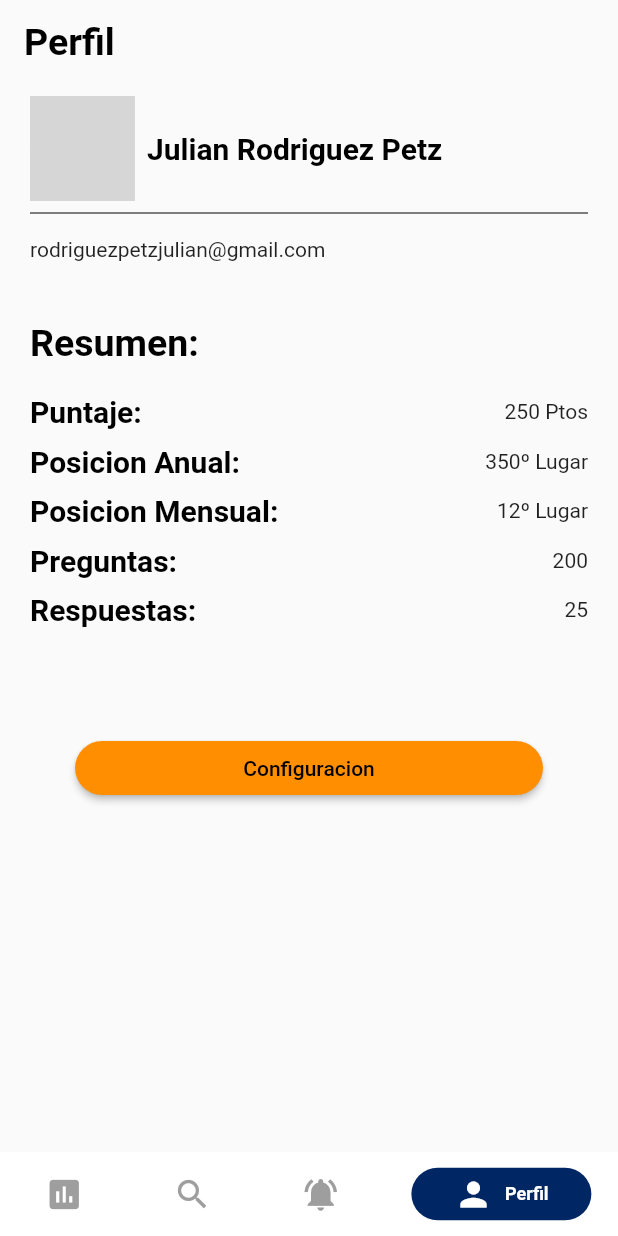
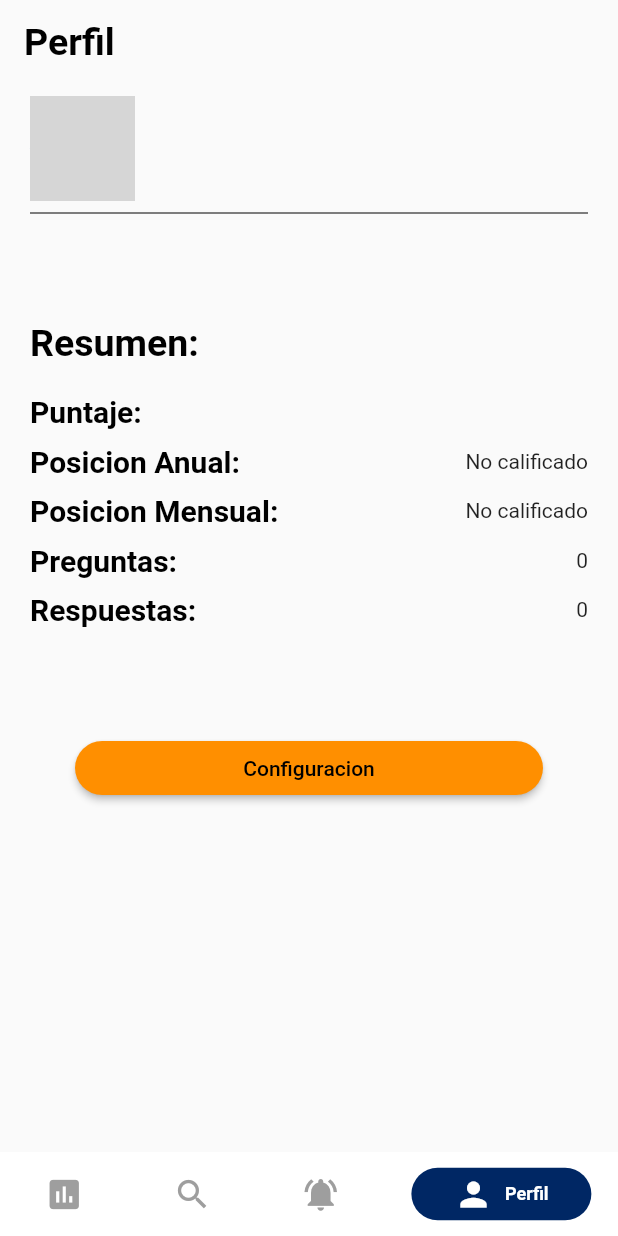
Before and after one commit to JulianRP-2108/preg_res, a Flutter app: the screen it shows once a user with an empty profile is signed in, item 4 of the bottom bar chosen, on a phone screen of 412 x 824 dp. Run offline on Flutter 3.47's test engine with Material 2 defaults, Android fonts, the phone set to English and light mode, and no system bars; drawn by our look-alikes of persistent_bottom_nav_bar; our stand-ins replace cloud_firestore, firebase_auth, firebase_core, firebase_storage, image_picker; missing offline and left inert: flappy_search_bar; accounts and stored records are empty; network calls fail; statements that could not run were skipped; grey boxes are pictures that could not be loaded.

Commit message:
Mejorada la pantalla de perfil

```diff
--- a/preg_respuestas/lib/layouts/PerfilPage.dart
+++ b/preg_respuestas/lib/layouts/PerfilPage.dart
@@ -81,6 +81,7 @@ class _PerfilPageState extends State<PerfilPage> {
             padding: const EdgeInsets.only(right: 8.0),
             child: GestureDetector(
               onTap: () {
+                //TODO: HACER CON UN TOAST COMO EN LA PREGUNTA
                 showDialog(
                     barrierDismissible: true,
                     context: context,
@@ -91,14 +92,16 @@ class _PerfilPageState extends State<PerfilPage> {
               child: CircleAvatar(
                 radius: 35.0,
                 //backgroundImage: NetworkImage(widget.usuario.profileImage),
-                backgroundImage: NetworkImage(""),
+                backgroundImage: Usuario.getProfileImage() != ""
+                    ? NetworkImage(Usuario.getProfileImage())
+                    : NetworkImage(
+                        ""), //TODO: SE PUEDE PONER UN ASSET QUE SEA LA IMAGEN DE PERFIL
               ),
             ),
           ),
           Expanded(
               child: Text(
-            "Julian Rodriguez Petz",
-            //widget.usuario.nombre + " " + widget.usuario.apellido,
+            Usuario.getNombre() + " " + Usuario.getApellido(),
             style: this.subtitulo,
           )),
         ],
@@ -112,8 +115,7 @@ class _PerfilPageState extends State<PerfilPage> {
       child: Column(
         crossAxisAlignment: CrossAxisAlignment.start,
         children: [
-          Text("rodriguezpetzjulian@gmail.com"),
-          //Text(widget.usuario.email),
+          Text(Usuario.getEmail()),
           Padding(
             padding: EdgeInsets.only(top: 40.0, bottom: 20.0),
             child: Text(
@@ -132,7 +134,9 @@ class _PerfilPageState extends State<PerfilPage> {
                 "Puntaje: ",
                 style: this.subtitulo,
               ),
-              Text("250 Ptos")
+              Text(Usuario.getPuntaje() == null
+                  ? ""
+                  : Usuario.getPuntaje().toString() + " Ptos")
             ],
           ),
           SizedBox(height: 10.0),
@@ -144,7 +148,9 @@ class _PerfilPageState extends State<PerfilPage> {
                 "Posicion Anual: ",
                 style: this.subtitulo,
               ),
-              Text("350º Lugar")
+              Text(Usuario.getPosAnual() == null || Usuario.getPosAnual() == 0
+                  ? "No calificado"
+                  : Usuario.getPosAnual().toString() + "º Lugar")
             ],
           ),
           SizedBox(height: 10.0),
@@ -156,7 +162,10 @@ class _PerfilPageState extends State<PerfilPage> {
                 "Posicion Mensual: ",
                 style: this.subtitulo,
               ),
-              Text("12º Lugar")
+              Text(Usuario.getPosMensual() == null ||
+                      Usuario.getPosMensual() == 0
+                  ? "No calificado"
+                  : Usuario.getPosMensual().toString() + "º Lugar")
             ],
           ),
           SizedBox(height: 10.0),
@@ -169,7 +178,9 @@ class _PerfilPageState extends State<PerfilPage> {
                 style: this.subtitulo,
               ),
               Text(
-                "200",
+                Usuario.getPreguntas() == null
+                    ? "0"
+                    : Usuario.getPreguntas().toString(),
                 overflow: TextOverflow.fade,
               )
             ],
@@ -183,7 +194,9 @@ class _PerfilPageState extends State<PerfilPage> {
                 "Respuestas: ",
                 style: this.subtitulo,
               ),
-              Text("25")
+              Text(Usuario.getRespuestas() == null
+                  ? "0"
+                  : Usuario.getRespuestas().toString())
             ],
           ),
         ],
```
